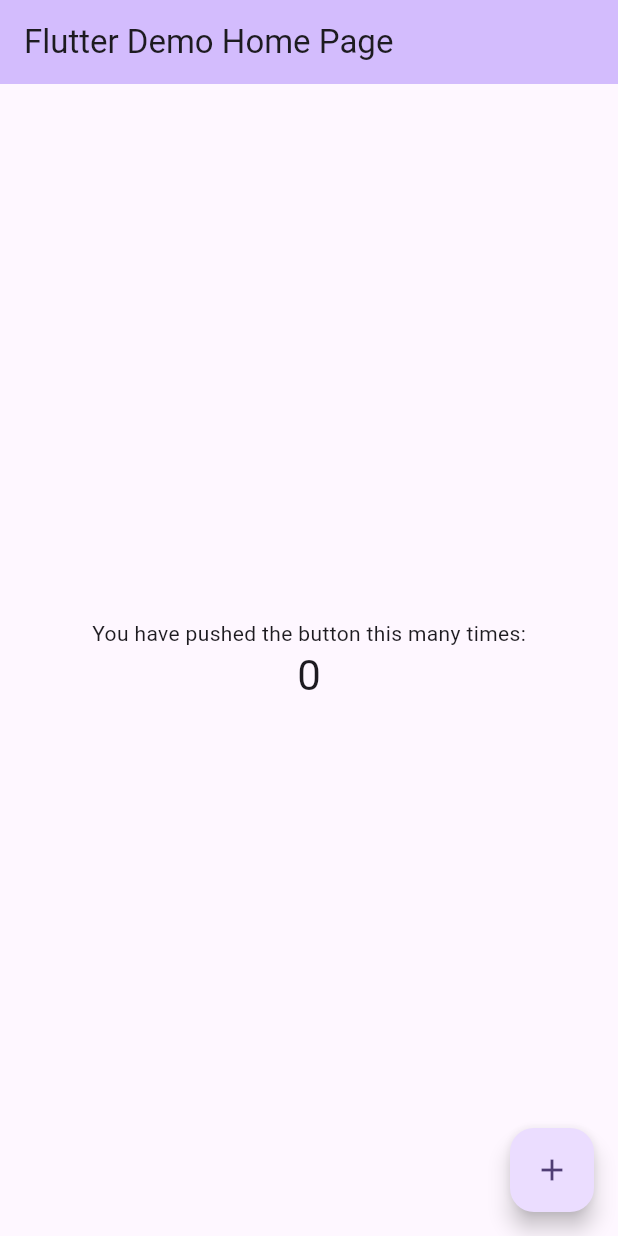
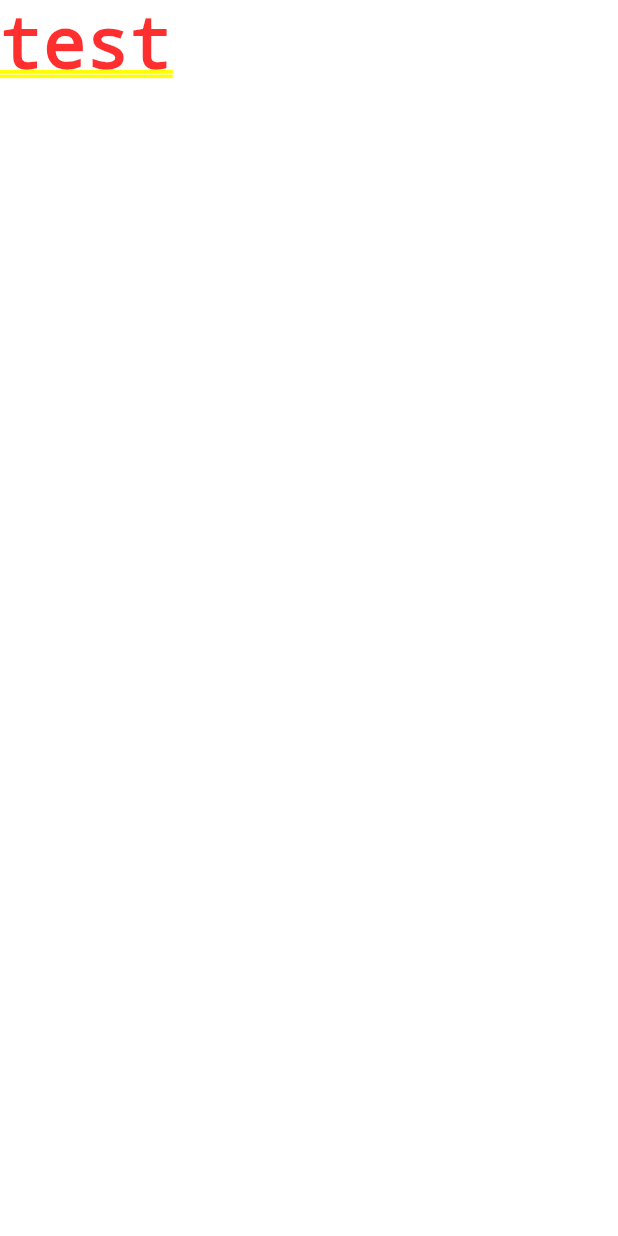
Before and after one commit to saidAbdirahman/QuizlerApp, a Flutter app: the screen it shows after launch, on a phone screen of 412 x 824 dp. Run offline on Flutter 3.47's test engine with Material 3 defaults, Android fonts, the phone set to English and light mode, and no system bars.

Commit message:
Test
Signed-off-by: saidAbirahman <saidqaaje11@gmail.com>

```diff
--- a/lib/main.dart
+++ b/lib/main.dart
@@ -1,125 +1,16 @@
 import 'package:flutter/material.dart';
 
 void main() {
-  runApp(const MyApp());
+  runApp(const Quizler());
 }
 
-class MyApp extends StatelessWidget {
-  const MyApp({super.key});
+class Quizler extends StatelessWidget {
+  const Quizler({super.key});
 
-  // This widget is the root of your application.
   @override
   Widget build(BuildContext context) {
     return MaterialApp(
-      title: 'Flutter Demo',
-      theme: ThemeData(
-        // This is the theme of your application.
-        //
-        // TRY THIS: Try running your application with "flutter run". You'll see
-        // the application has a blue toolbar. Then, without quitting the app,
-        // try changing the seedColor in the colorScheme below to Colors.green
-        // and then invoke "hot reload" (save your changes or press the "hot
-        // reload" button in a Flutter-supported IDE, or press "r" if you used
-        // the command line to start the app).
-        //
-        // Notice that the counter didn't reset back to zero; the application
-        // state is not lost during the reload. To reset the state, use hot
-        // restart instead.
-        //
-        // This works for code too, not just values: Most code changes can be
-        // tested with just a hot reload.
-        colorScheme: ColorScheme.fromSeed(seedColor: Colors.deepPurple),
-        useMaterial3: true,
-      ),
-      home: const MyHomePage(title: 'Flutter Demo Home Page'),
+      home: Text('test'),
     );
   }
 }
-
-class MyHomePage extends StatefulWidget {
-  const MyHomePage({super.key, required this.title});
-
-  // This widget is the home page of your application. It is stateful, meaning
-  // that it has a State object (defined below) that contains fields that affect
-  // how it looks.
-
-  // This class is the configuration for the state. It holds the values (in this
-  // case the title) provided by the parent (in this case the App widget) and
-  // used by the build method of the State. Fields in a Widget subclass are
-  // always marked "final".
-
-  final String title;
-
-  @override
-  State<MyHomePage> createState() => _MyHomePageState();
-}
-
-class _MyHomePageState extends State<MyHomePage> {
-  int _counter = 0;
-
-  void _incrementCounter() {
-    setState(() {
-      // This call to setState tells the Flutter framework that something has
-      // changed in this State, which causes it to rerun the build method below
-      // so that the display can reflect the updated values. If we changed
-      // _counter without calling setState(), then the build method would not be
-      // called again, and so nothing would appear to happen.
-      _counter++;
-    });
-  }
-
-  @override
-  Widget build(BuildContext context) {
-    // This method is rerun every time setState is called, for instance as done
-    // by the _incrementCounter method above.
-    //
-    // The Flutter framework has been optimized to make rerunning build methods
-    // fast, so that you can just rebuild anything that needs updating rather
-    // than having to individually change instances of widgets.
-    return Scaffold(
-      appBar: AppBar(
-        // TRY THIS: Try changing the color here to a specific color (to
-        // Colors.amber, perhaps?) and trigger a hot reload to see the AppBar
-        // change color while the other colors stay the same.
-        backgroundColor: Theme.of(context).colorScheme.inversePrimary,
-        // Here we take the value from the MyHomePage object that was created by
-        // the App.build method, and use it to set our appbar title.
-        title: Text(widget.title),
-      ),
-      body: Center(
-        // Center is a layout widget. It takes a single child and positions it
-        // in the middle of the parent.
-        child: Column(
-          // Column is also a layout widget. It takes a list of children and
-          // arranges them vertically. By default, it sizes itself to fit its
-          // children horizontally, and tries to be as tall as its parent.
-          //
-          // Column has various properties to control how it sizes itself and
-          // how it positions its children. Here we use mainAxisAlignment to
-          // center the children vertically; the main axis here is the vertical
-          // axis because Columns are vertical (the cross axis would be
-          // horizontal).
-          //
-          // TRY THIS: Invoke "debug painting" (choose the "Toggle Debug Paint"
-          // action in the IDE, or press "p" in the console), to see the
-          // wireframe for each widget.
-          mainAxisAlignment: MainAxisAlignment.center,
-          children: <Widget>[
-            const Text(
-              'You have pushed the button this many times:',
-            ),
-            Text(
-              '$_counter',
-              style: Theme.of(context).textTheme.headlineMedium,
-            ),
-          ],
-        ),
-      ),
-      floatingActionButton: FloatingActionButton(
-        onPressed: _incrementCounter,
-        tooltip: 'Increment',
-        child: const Icon(Icons.add),
-      ), // This trailing comma makes auto-formatting nicer for build methods.
-    );
-  }
-}
```
